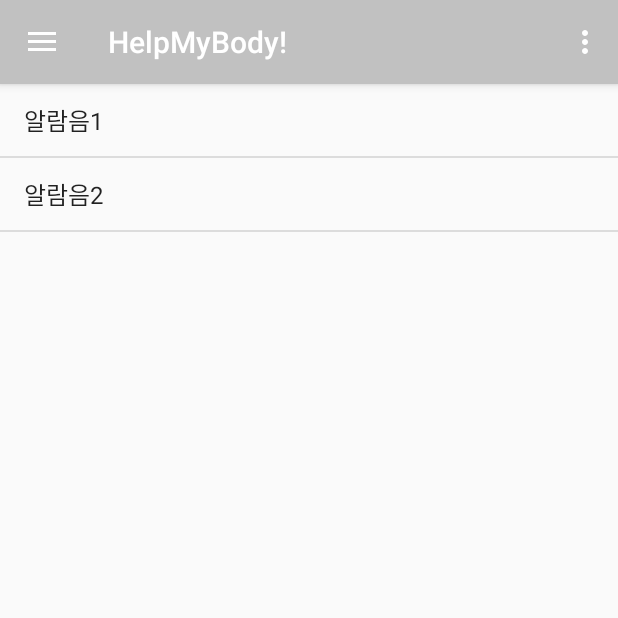
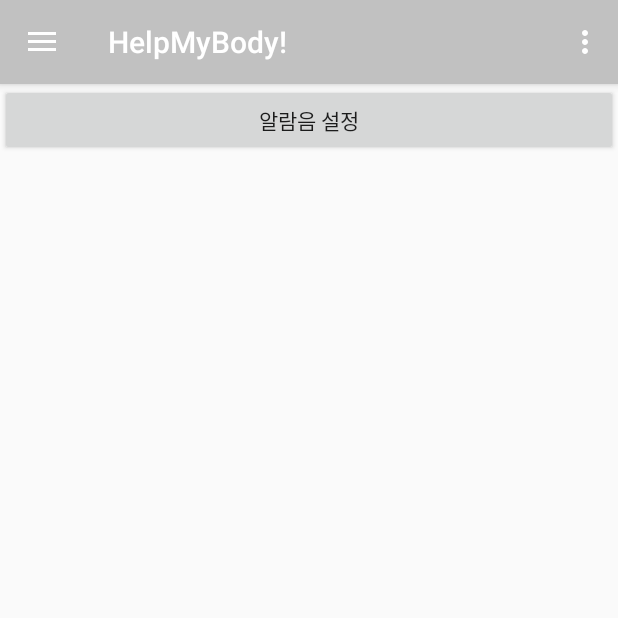
Before and after one commit to gnlimlim0320/HelpMyBody01, an Android app: the screen it shows after launch (MainActivity), in the side drawer, after a tap on "Alarm Sound", on a phone screen of 412 x 824 dp, the top half of it. Run offline under Robolectric (Android 15) with nearby library versions, the phone set to English and light mode, and no system bars.

Commit message:
2018.11.16 (03) 알림음 변경 설정 완료

```diff
--- a/app/src/main/AndroidManifest.xml
+++ b/app/src/main/AndroidManifest.xml
@@ -5,6 +5,7 @@
     <uses-permission android:name="android.permission.INTERNET" />
     <uses-permission android:name="android.permission.VIBRATE" />
     <uses-permission android:name="android.permission.WAKE_LOCK" />
+    <uses-permission android:name="android.permission.MODIFY_AUDIO_SETTINGS" />
 
     <application
         android:allowBackup="true"
--- a/app/src/main/java/com/example/dlarb/helpmybody01/SettingsActivity.java
+++ b/app/src/main/java/com/example/dlarb/helpmybody01/SettingsActivity.java
@@ -1,6 +1,9 @@
 package com.example.dlarb.helpmybody01;
 
 import android.content.Intent;
+import android.media.Ringtone;
+import android.media.RingtoneManager;
+import android.net.Uri;
 import android.os.Bundle;
 import android.preference.PreferenceActivity;
 import android.preference.PreferenceFragment;
@@ -13,33 +16,56 @@ import android.view.View;
 import android.view.ViewGroup;
 import android.widget.AdapterView;
 import android.widget.ArrayAdapter;
+import android.widget.Button;
 import android.widget.ListAdapter;
 import android.widget.ListView;
+import android.widget.Toast;
+
+import static android.app.Activity.RESULT_OK;
 
 
 public class SettingsActivity extends android.app.Fragment {
+    public static Uri myUri;
+    public static int soundchange;
     View v;
+    Intent intent = new Intent(RingtoneManager.ACTION_RINGTONE_PICKER);
+    final int ringpicker = 1;
+
+    //  Uri soundUri1 = RingtoneManager.getDefaultUri(RingtoneManager.TYPE_ALARM);
+    //  Uri soundUri2 = RingtoneManager.getDefaultUri(RingtoneManager.TYPE_RINGTONE);
+    //  Uri soundUri3 = RingtoneManager.getDefaultUri(RingtoneManager.TYPE_ALL);
+
+
     @Nullable
     @Override
     public View onCreateView(@NonNull LayoutInflater inflater, @Nullable ViewGroup container, @Nullable Bundle savedInstanceState) {
+
+        Button btn;
+
         v = inflater.inflate(R.layout.soundsetting, container, false);
-        final String[] items = {"알람음1","알람음2"};
-        final String[] sounds = {};
-        ListAdapter adapter = new ArrayAdapter<String>(getActivity(), android.R.layout.simple_list_item_1, items);
-        ListView listView = (ListView) v.findViewById(R.id.soundsetlist);
-        listView.setAdapter(adapter);
 
+        btn = (Button) v.findViewById(R.id.soundbutton);
 
-        listView.setOnItemClickListener(
-                new AdapterView.OnItemClickListener() {
-                    @Override
-                    public void onItemClick(AdapterView<?>parent, View view, int i, long id) {
-
+        btn.setOnClickListener(
+                new View.OnClickListener() {
+                    public void onClick(View v) {
+                        startActivityForResult(intent, ringpicker);
                     }
-                });
-
-
+                }
+        );
         return v;
     }
 
+    public void onActivityResult(int requestCode, int resultCode, Intent data) {
+        if (requestCode == ringpicker && resultCode == RESULT_OK) {
+            switch (requestCode) {
+                case 1:
+                    myUri = data.getParcelableExtra(RingtoneManager.EXTRA_RINGTONE_PICKED_URI);
+                    soundchange=1;
+                    break;
+                default:
+                    break;
+            }
+        }
+    }
 }
--- a/app/src/main/res/layout/soundsetting.xml
+++ b/app/src/main/res/layout/soundsetting.xml
@@ -3,8 +3,9 @@
     android:orientation="vertical" android:layout_width="match_parent"
     android:layout_height="match_parent">
 
-    <ListView
-        android:id="@+id/soundsetlist"
+    <Button
+        android:id="@+id/soundbutton"
         android:layout_width="match_parent"
-        android:layout_height="match_parent" />
+        android:layout_height="wrap_content"
+        android:text="알람음 설정" />
 </LinearLayout>
```
Also changed, not shown: app/src/main/java/com/example/dlarb/helpmybody01/Alarm_bodypart/AlarmReceiver_All.java (+21 -2 lines).
